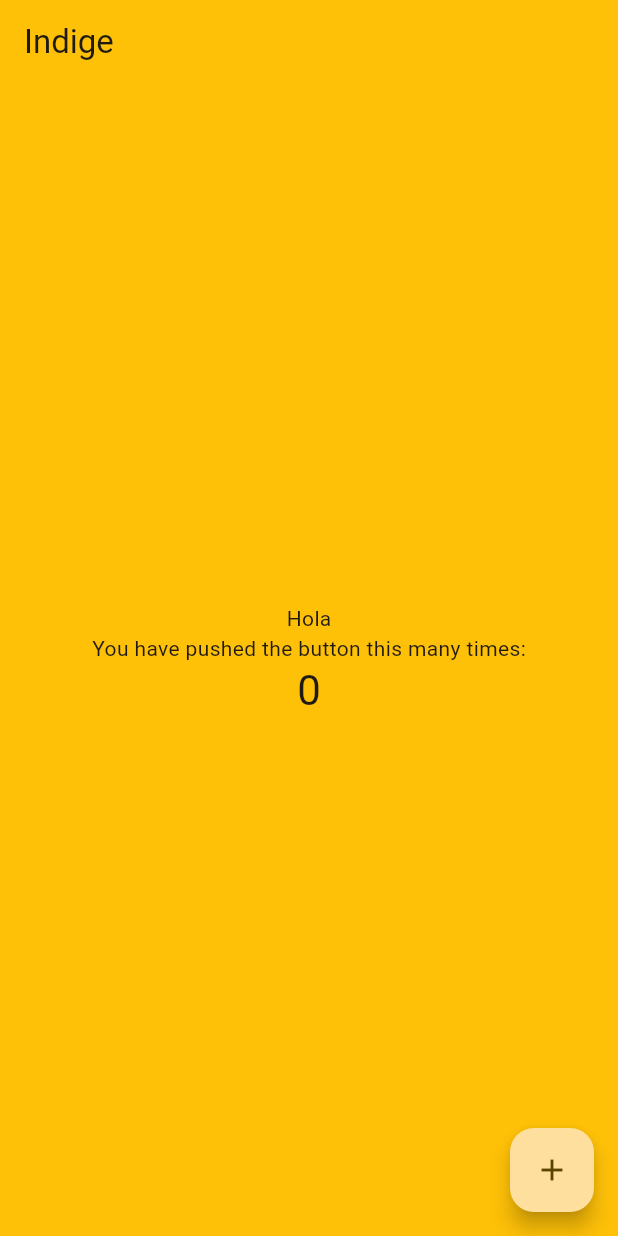
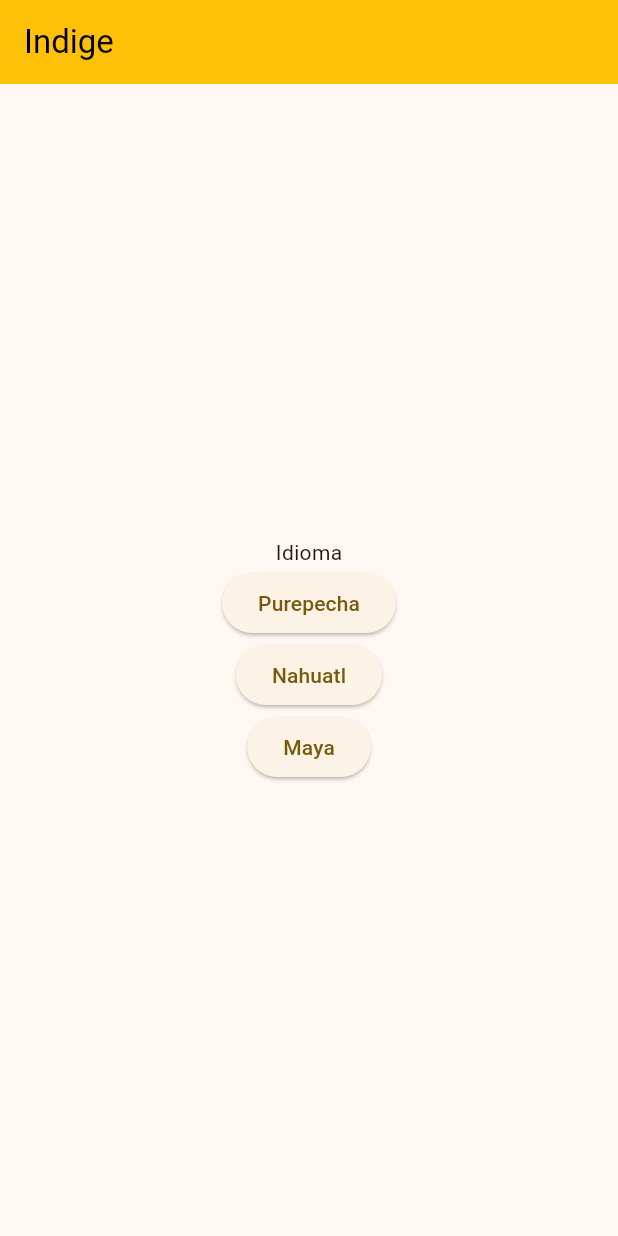
Before and after one commit to sharkbyte-x/Indige, a Flutter app: the screen it shows after launch, on a phone screen of 412 x 824 dp. Run offline on Flutter 3.47's test engine with Material 3 defaults, Android fonts, the phone set to English and light mode, and no system bars.

Commit message:
Created Starting Page and Buttons

```diff
--- a/indige_flutter_app/lib/main.dart
+++ b/indige_flutter_app/lib/main.dart
@@ -1,126 +1,89 @@
 import 'package:flutter/material.dart';
+import 'second_page.dart';
 
-void main() {
-  runApp(const MyApp());
-}
 
-class MyApp extends StatelessWidget {
+void main() => runApp(MyApp()); //RunsApp
+
+class MyApp extends StatelessWidget{ //AppisWidget
+//Overall App Structure
   const MyApp({super.key});
 
-  // This widget is the root of your application.
   @override
-  Widget build(BuildContext context) {
+  Widget build(BuildContext context){ //AppBuild
     return MaterialApp(
-      title: 'Flutter Demo',
-      theme: ThemeData(
-        // This is the theme of your application.
-        //
-        // TRY THIS: Try running your application with "flutter run". You'll see
-        // the application has a purple toolbar. Then, without quitting the app,
-        // try changing the seedColor in the colorScheme below to Colors.green
-        // and then invoke "hot reload" (save your changes or press the "hot
-        // reload" button in a Flutter-supported IDE, or press "r" if you used
-        // the command line to start the app).
-        //
-        // Notice that the counter didn't reset back to zero; the application
-        // state is not lost during the reload. To reset the state, use hot
-        // restart instead.
-        //
-        // This works for code too, not just values: Most code changes can be
-        // tested with just a hot reload.
-        colorScheme: .fromSeed(seedColor: Colors.amber),
+      title: "Indige", //AppName
+      theme: ThemeData( //AppTheme
+        colorScheme: ColorScheme.fromSeed(seedColor: Colors.amber),
+        appBarTheme: const AppBarTheme(
+          backgroundColor: Colors.amber,
+          foregroundColor: Colors.black,
+        ),
       ),
-      home: const MyHomePage(title: 'Indige'),
+      home: MyHomePage(),//AppHomePage
     );
   }
 }
 
-class MyHomePage extends StatefulWidget {
-  const MyHomePage({super.key, required this.title});
-
-  // This widget is the home page of your application. It is stateful, meaning
-  // that it has a State object (defined below) that contains fields that affect
-  // how it looks.
-
-  // This class is the configuration for the state. It holds the values (in this
-  // case the title) provided by the parent (in this case the App widget) and
-  // used by the build method of the State. Fields in a Widget subclass are
-  // always marked "final".
-
-  final String title;
-
-  @override
-  State<MyHomePage> createState() => _MyHomePageState();
-}
-
-class _MyHomePageState extends State<MyHomePage> {
-  int _counter = 0;
-
-  void _incrementCounter() {
-    setState(() {
-      // This call to setState tells the Flutter framework that something has
-      // changed in this State, which causes it to rerun the build method below
-      // so that the display can reflect the updated values. If we changed
-      // _counter without calling setState(), then the build method would not be
-      // called again, and so nothing would appear to happen.
-      _counter++;
-    });
-  }
-
+class MyHomePage extends StatelessWidget { //HomePageisWidget
   @override
   Widget build(BuildContext context) {
-    // This method is rerun every time setState is called, for instance as done
-    // by the _incrementCounter method above.
-    //
-    // The Flutter framework has been optimized to make rerunning build methods
-    // fast, so that you can just rebuild anything that needs updating rather
-    // than having to individually change instances of widgets.
-    return Scaffold(
+
+    return Scaffold( //ScaffoldWidget
       appBar: AppBar(
-        // TRY THIS: Try changing the color here to a specific color (to
-        // Colors.amber, perhaps?) and trigger a hot reload to see the AppBar
-        // change color while the other colors stay the same.
-        backgroundColor: Colors.amber,
-        // Here we take the value from the MyHomePage object that was created by
-        // the App.build method, and use it to set our appbar title.
-        title: Text(widget.title),
+        title: Text("Indige"),
       ),
-
-      backgroundColor: Colors.amber,
-
-      body: Center(
-        // Center is a layout widget. It takes a single child and positions it
-        // in the middle of the parent.
-        child: Column(
-          // Column is also a layout widget. It takes a list of children and
-          // arranges them vertically. By default, it sizes itself to fit its
-          // children horizontally, and tries to be as tall as its parent.
-          //
-          // Column has various properties to control how it sizes itself and
-          // how it positions its children. Here we use mainAxisAlignment to
-          // center the children vertically; the main axis here is the vertical
-          // axis because Columns are vertical (the cross axis would be
-          // horizontal).
-          //
-          // TRY THIS: Invoke "debug painting" (choose the "Toggle Debug Paint"
-          // action in the IDE, or press "p" in the console), to see the
-          // wireframe for each widget.
-          mainAxisAlignment: .center,
-          children: [
-            const Text('Hola'),
-            const Text('You have pushed the button this many times:'),
-            Text(
-              '$_counter',
-              style: Theme.of(context).textTheme.headlineMedium,
-            ),
+      body: Center( //Parent //CentersFollowing
+        child:Column(
+          mainAxisAlignment: MainAxisAlignment.center, // centers vertically
+          crossAxisAlignment: CrossAxisAlignment.center, // centers horizontally
+            children: [
+              Text('Idioma'), //TextinColumn
+              ElevatedButton( //ButtoninColumn //NestedParent
+                onPressed: (){
+                  Navigator.push(
+                    context,
+                    MaterialPageRoute(builder: (context) => const SecondPage()),
+                  );
+                },
+                child: Text('Purepecha'), //NestedChild
+              ),
+              ElevatedButton( //ButtoninColumn //NestedParent
+                onPressed: (){
+                  print('button pressed');
+                },
+                child: Text('Nahuatl'), //NestedChild
+              ),
+              ElevatedButton( //ButtoninColumn //NestedParent
+                onPressed: (){
+                  print('button pressed');
+                },
+                child: Text('Maya'), //NestedChild
+              ),
           ],
         ),
-      ),
-      floatingActionButton: FloatingActionButton(
-        onPressed: _incrementCounter,
-        tooltip: 'Increment',
-        child: const Icon(Icons.add),
       ),
     );
   }
 }
+
+class SecondPage extends StatelessWidget{
+  const SecondPage({super.key});
+
+  @override
+  Widget build(BuildContext context){
+    return Scaffold(
+      appBar: AppBar(
+        title: const Text('Diccionario Purepecha')
+      ),
+      body: Center(
+        child: ElevatedButton(
+          onPressed: (){
+            Navigator.pop(context);
+          },
+          child: const Text('Regresar')
+        ),
+    ),
+    );
+  }
+
+}
```
